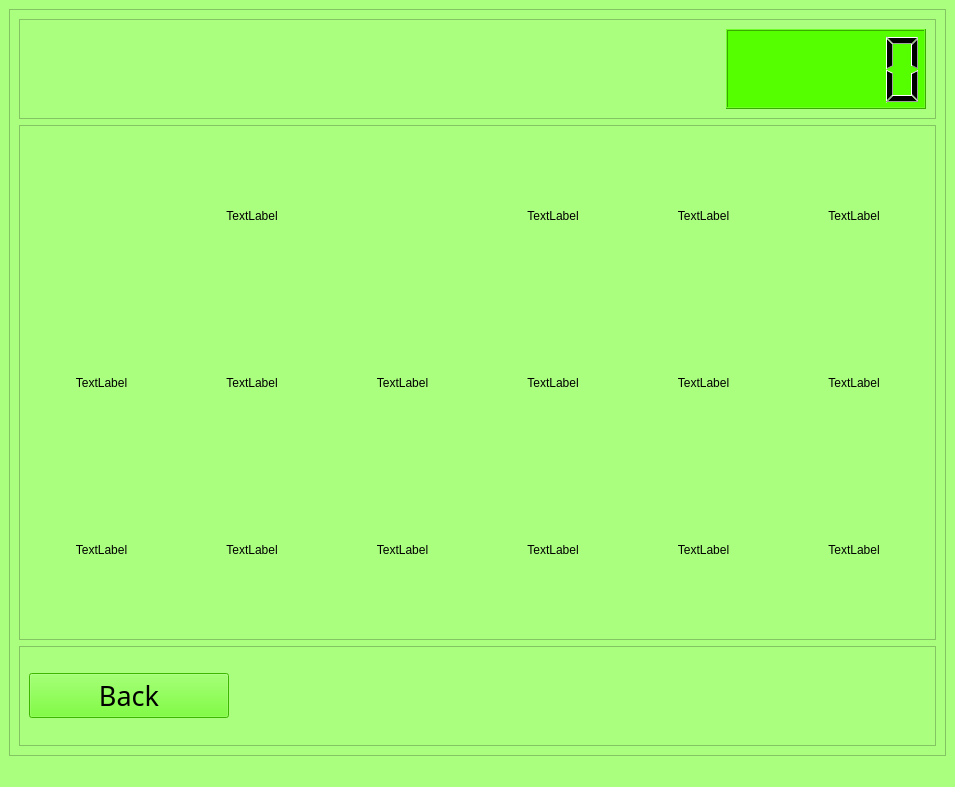
Qt form game.ui (amirdianov/QT-memory-project) before a commit.
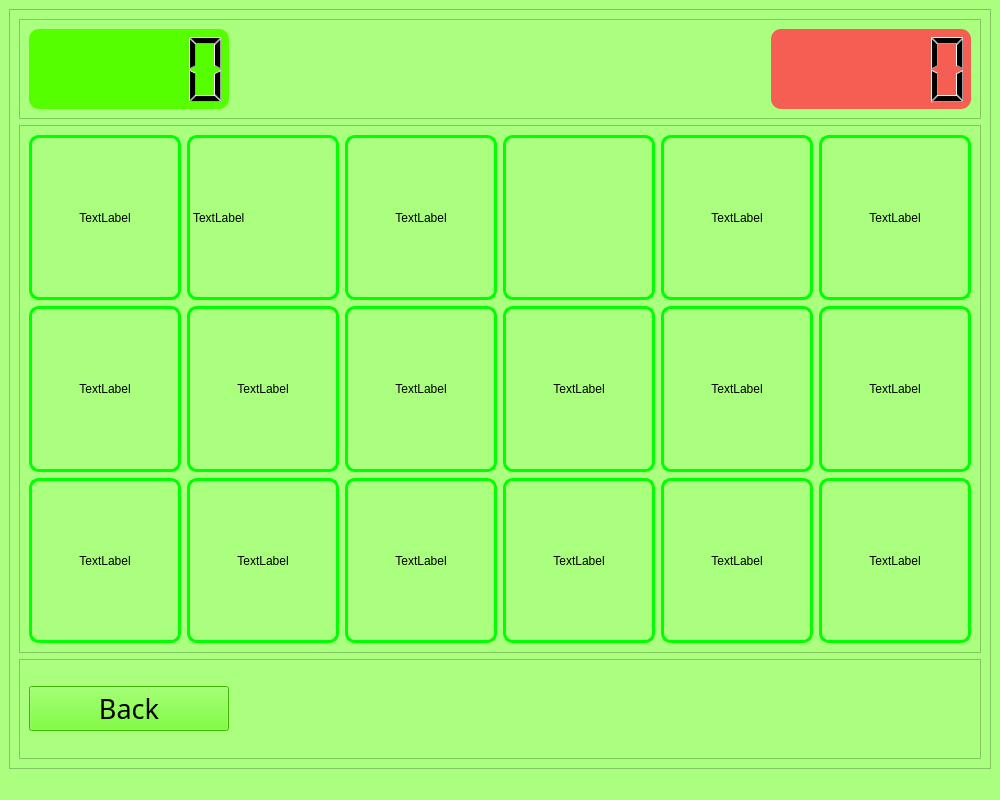
The same form after that commit. Icons and pictures are not drawn.

The edit to the form file:
```diff
--- a/game.ui
+++ b/game.ui
@@ -6,8 +6,8 @@
    <rect>
     <x>0</x>
     <y>0</y>
-    <width>955</width>
-    <height>787</height>
+    <width>1000</width>
+    <height>800</height>
    </rect>
   </property>
   <property name="minimumSize">
@@ -107,18 +107,9 @@
               <item>
                <widget class="QLabel" name="label_2">
                 <property name="styleSheet">
-                 <string notr="true">image: url(:/image/photo_2022-11-30_20-15-42.jpg);</string>
+                 <string notr="true">border: 3px solid rgb(0, 255, 0);
+border-radius: 10px;</string>
                 </property>
-                <property name="text">
-                 <string/>
-                </property>
-                <property name="alignment">
-                 <set>Qt::AlignCenter</set>
-                </property>
-               </widget>
-              </item>
-              <item>
-               <widget class="QLabel" name="label">
                 <property name="text">
                  <string>TextLabel</string>
                 </property>
@@ -129,20 +120,24 @@
               </item>
               <item>
                <widget class="QLabel" name="label_3">
-                <property name="maximumSize">
-                 <size>
-                  <width>16777215</width>
-                  <height>16777215</height>
-                 </size>
-                </property>
                 <property name="styleSheet">
-                 <string notr="true">border-color: qconicalgradient(cx:0, cy:0, angle:135, stop:0 rgba(255, 255, 0, 69), stop:0.375 rgba(255, 255, 0, 69), stop:0.423533 rgba(251, 255, 0, 145), stop:0.45 rgba(247, 255, 0, 208), stop:0.477581 rgba(255, 244, 71, 130), stop:0.518717 rgba(255, 218, 71, 130), stop:0.55 rgba(255, 255, 0, 255), stop:0.57754 rgba(255, 203, 0, 130), stop:0.625 rgba(255, 255, 0, 69), stop:1 rgba(255, 255, 0, 69));</string>
+                 <string notr="true">border: 3px solid rgb(0, 255, 0);
+border-radius: 10px;
+</string>
                 </property>
                 <property name="text">
-                 <string/>
+                 <string>TextLabel</string>
                 </property>
-                <property name="pixmap">
-                 <pixmap resource="images/images.qrc">:/image/vinni-pukh-v-png-256x256.png</pixmap>
+               </widget>
+              </item>
+              <item>
+               <widget class="QLabel" name="label">
+                <property name="styleSheet">
+                 <string notr="true">border: 3px solid rgb(0, 255, 0);
+border-radius: 10px;</string>
+                </property>
+                <property name="text">
+                 <string>TextLabel</string>
                 </property>
                 <property name="alignment">
                  <set>Qt::AlignCenter</set>
@@ -151,8 +146,12 @@
               </item>
               <item>
                <widget class="QLabel" name="label_13">
+                <property name="styleSheet">
+                 <string notr="true">border: 3px solid rgb(0, 255, 0);
+border-radius: 10px;</string>
+                </property>
                 <property name="text">
-                 <string>TextLabel</string>
+                 <string/>
                 </property>
                 <property name="alignment">
                  <set>Qt::AlignCenter</set>
@@ -161,6 +160,10 @@
               </item>
               <item>
                <widget class="QLabel" name="label_14">
+                <property name="styleSheet">
+                 <string notr="true">border: 3px solid rgb(0, 255, 0);
+border-radius: 10px;</string>
+                </property>
                 <property name="text">
                  <string>TextLabel</string>
                 </property>
@@ -171,6 +174,10 @@
               </item>
               <item>
                <widget class="QLabel" name="label_15">
+                <property name="styleSheet">
+                 <string notr="true">border: 3px solid rgb(0, 255, 0);
+border-radius: 10px;</string>
+                </property>
                 <property name="text">
                  <string>TextLabel</string>
                 </property>
@@ -185,6 +192,11 @@
              <layout class="QHBoxLayout" name="horizontalLayout_4">
               <item>
                <widget class="QLabel" name="label_16">
+                <property name="styleSheet">
+                 <string notr="true">border: 3px solid rgb(0, 255, 0);
+border-radius: 10px;
+</string>
+                </property>
                 <property name="text">
                  <string>TextLabel</string>
                 </property>
@@ -195,6 +207,10 @@
               </item>
               <item>
                <widget class="QLabel" name="label_17">
+                <property name="styleSheet">
+                 <string notr="true">border: 3px solid rgb(0, 255, 0);
+border-radius: 10px;</string>
+                </property>
                 <property name="text">
                  <string>TextLabel</string>
                 </property>
@@ -205,6 +221,14 @@
               </item>
               <item>
                <widget class="QLabel" name="label_18">
+                <property name="styleSheet">
+                 <string notr="true">border: 3px solid rgb(0, 255, 0);
+border-radius: 10px;
+
+
+
+</string>
+                </property>
                 <property name="text">
                  <string>TextLabel</string>
                 </property>
@@ -215,6 +239,10 @@
               </item>
               <item>
                <widget class="QLabel" name="label_19">
+                <property name="styleSheet">
+                 <string notr="true">border: 3px solid rgb(0, 255, 0);
+border-radius: 10px;</string>
+                </property>
                 <property name="text">
                  <string>TextLabel</string>
                 </property>
@@ -225,6 +253,10 @@
               </item>
               <item>
                <widget class="QLabel" name="label_20">
+                <property name="styleSheet">
+                 <string notr="true">border: 3px solid rgb(0, 255, 0);
+border-radius: 10px;</string>
+                </property>
                 <property name="text">
                  <string>TextLabel</string>
                 </property>
@@ -235,6 +267,10 @@
               </item>
               <item>
                <widget class="QLabel" name="label_21">
+                <property name="styleSheet">
+                 <string notr="true">border: 3px solid rgb(0, 255, 0);
+border-radius: 10px;</string>
+                </property>
                 <property name="text">
                  <string>TextLabel</string>
                 </property>
@@ -249,6 +285,10 @@
              <layout class="QHBoxLayout" name="horizontalLayout_5">
               <item>
                <widget class="QLabel" name="label_22">
+                <property name="styleSheet">
+                 <string notr="true">border: 3px solid rgb(0, 255, 0);
+border-radius: 10px;</string>
+                </property>
                 <property name="text">
                  <string>TextLabel</string>
                 </property>
@@ -259,6 +299,10 @@
               </item>
               <item>
                <widget class="QLabel" name="label_23">
+                <property name="styleSheet">
+                 <string notr="true">border: 3px solid rgb(0, 255, 0);
+border-radius: 10px;</string>
+                </property>
                 <property name="text">
                  <string>TextLabel</string>
                 </property>
@@ -269,6 +313,11 @@
               </item>
               <item>
                <widget class="QLabel" name="label_24">
+                <property name="styleSheet">
+                 <string notr="true">border: 3px solid rgb(0, 255, 0);
+border-radius: 10px;
+</string>
+                </property>
                 <property name="text">
                  <string>TextLabel</string>
                 </property>
@@ -279,6 +328,10 @@
               </item>
               <item>
                <widget class="QLabel" name="label_25">
+                <property name="styleSheet">
+                 <string notr="true">border: 3px solid rgb(0, 255, 0);
+border-radius: 10px;</string>
+                </property>
                 <property name="text">
                  <string>TextLabel</string>
                 </property>
@@ -289,6 +342,10 @@
               </item>
               <item>
                <widget class="QLabel" name="label_26">
+                <property name="styleSheet">
+                 <string notr="true">border: 3px solid rgb(0, 255, 0);
+border-radius: 10px;</string>
+                </property>
                 <property name="text">
                  <string>TextLabel</string>
                 </property>
@@ -299,6 +356,10 @@
               </item>
               <item>
                <widget class="QLabel" name="label_27">
+                <property name="styleSheet">
+                 <string notr="true">border: 3px solid rgb(0, 255, 0);
+border-radius: 10px;</string>
+                </property>
                 <property name="text">
                  <string>TextLabel</string>
                 </property>
@@ -329,24 +390,49 @@
           <enum>QFrame::Raised</enum>
          </property>
          <layout class="QGridLayout" name="gridLayout_4">
-          <item row="0" column="0" alignment="Qt::AlignRight">
-           <widget class="QLCDNumber" name="lcdNumber">
-            <property name="minimumSize">
-             <size>
-              <width>200</width>
-              <height>0</height>
-             </size>
-            </property>
-            <property name="maximumSize">
-             <size>
-              <width>300</width>
-              <height>16777215</height>
-             </size>
-            </property>
-            <property name="styleSheet">
-             <string notr="true">background-color: rgb(85, 255, 0);</string>
-            </property>
-           </widget>
+          <item row="0" column="0">
+           <layout class="QHBoxLayout" name="horizontalLayout_2">
+            <item alignment="Qt::AlignLeft">
+             <widget class="QLCDNumber" name="lcdNumber_2">
+              <property name="minimumSize">
+               <size>
+                <width>200</width>
+                <height>0</height>
+               </size>
+              </property>
+              <property name="maximumSize">
+               <size>
+                <width>300</width>
+                <height>16777215</height>
+               </size>
+              </property>
+              <property name="styleSheet">
+               <string notr="true">background-color: rgb(85, 255, 0);
+border-radius: 10px;</string>
+              </property>
+             </widget>
+            </item>
+            <item alignment="Qt::AlignRight">
+             <widget class="QLCDNumber" name="lcdNumber">
+              <property name="minimumSize">
+               <size>
+                <width>200</width>
+                <height>0</height>
+               </size>
+              </property>
+              <property name="maximumSize">
+               <size>
+                <width>300</width>
+                <height>16777215</height>
+               </size>
+              </property>
+              <property name="styleSheet">
+               <string notr="true">border-radius: 10px;
+background-color: rgba(252, 81, 79, 235);</string>
+              </property>
+             </widget>
+            </item>
+           </layout>
           </item>
          </layout>
         </widget>
```
Left out of the diff: 4 changed lines with no effect on the pictures.
